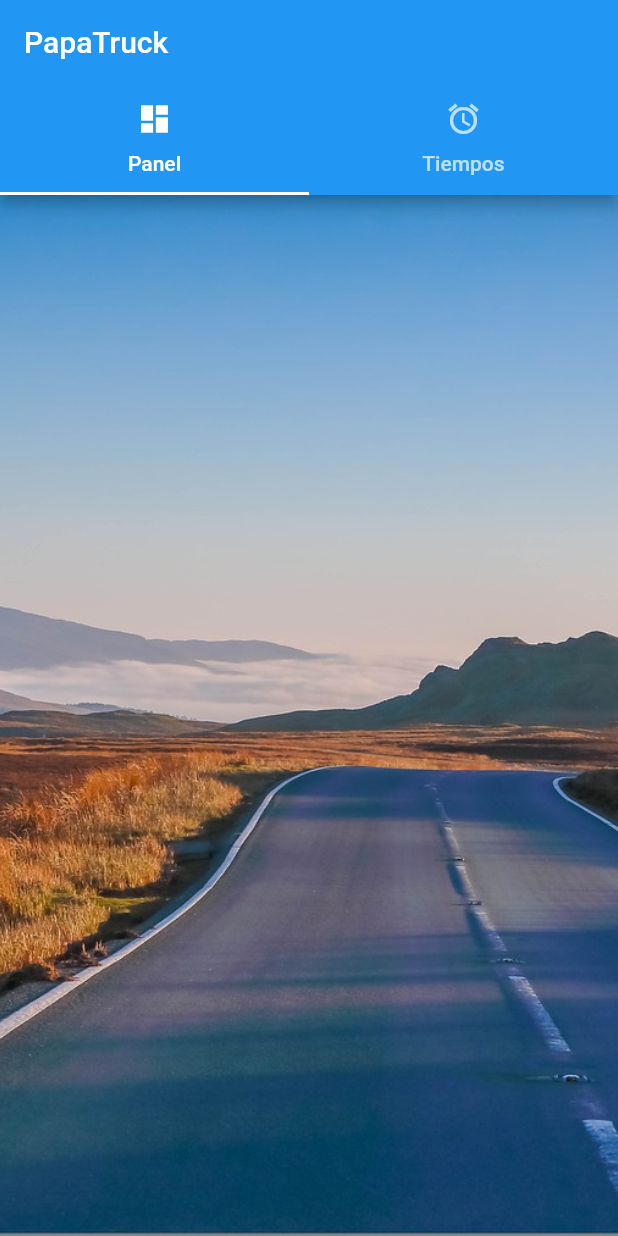
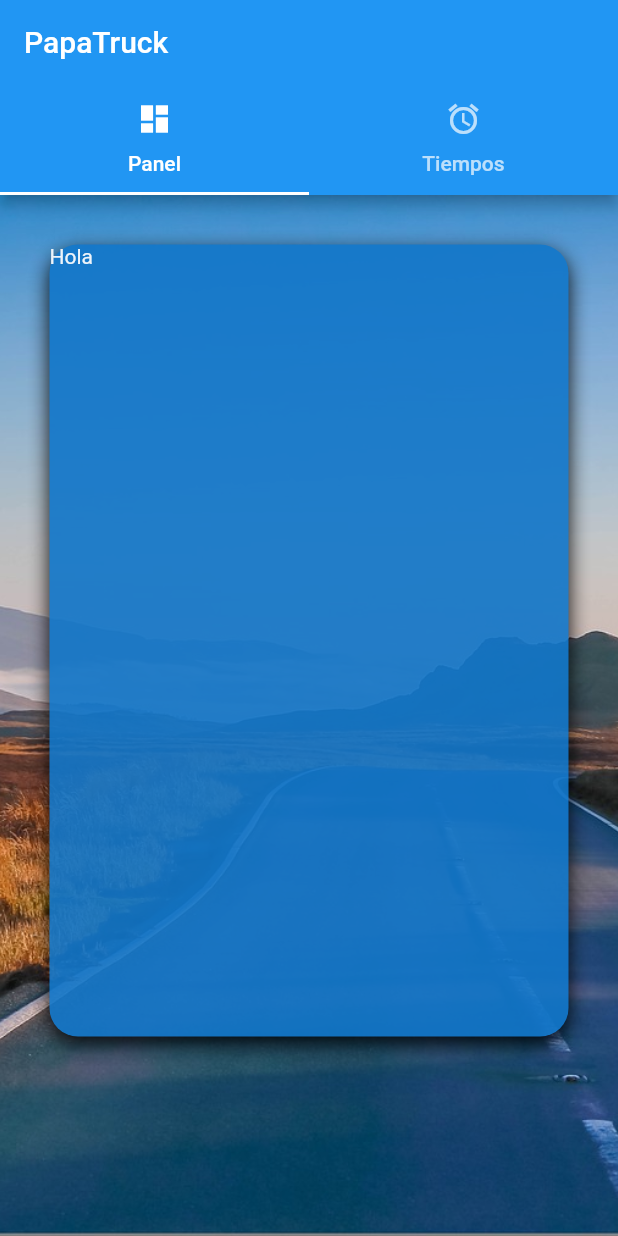
Before and after one commit to alateka/PapaTruck, a Flutter app: the screen it shows after launch, on a phone screen of 412 x 824 dp. Run offline on Flutter 3.47's test engine with Material 2 defaults, Android fonts, the phone set to English and light mode, and no system bars.

Commit message:
Modified dashboard

```diff
--- a/lib/main.dart
+++ b/lib/main.dart
@@ -1,6 +1,7 @@
 import 'package:flutter/material.dart';
 
 import 'views/tabs.dart';
+import 'tools/papa_storage.dart';
 
 
 void main() {
@@ -17,7 +18,7 @@ class PapaTruck extends StatelessWidget {
       theme: ThemeData(
         primarySwatch: Colors.blue
       ),
-      home: const Tabs()
+      home: Tabs(storage: PapaStorage())
     );
   }
 }
--- a/lib/views/tabs.dart
+++ b/lib/views/tabs.dart
@@ -1,4 +1,5 @@
 import 'package:flutter/material.dart';
+import 'package:papatruck/models/time_log.dart';
 import 'package:papatruck/tools/papa_storage.dart';
 
 import 'tabs/dashboard.dart';
@@ -6,13 +7,34 @@ import 'tabs/tachograph.dart';
 
 
 class Tabs extends StatefulWidget {
-  const Tabs({super.key});
+  const Tabs({super.key, required this.storage});
+
+  final PapaStorage storage;
 
   @override
   State<Tabs> createState() => _TabsState();
 }
 
 class _TabsState extends State<Tabs> {
+
+  final List<TimeLog> timeLogs = [];
+
+  @override
+  void initState() {
+    super.initState();
+    widget.storage.readFile().then((dataFile) {
+      if (dataFile.contains("0")) {
+        timeLogs.add(TimeLog("No hay nada", "0"));
+        widget.storage.createPapaFile();
+      } else {
+        for (String timeLog in dataFile.split(';;;')) {
+          timeLogs.add(
+            TimeLog(timeLog.split(';')[0], timeLog.split(';')[1])
+          );
+        }
+      }
+    });
+  }
 
   @override
   Widget build(BuildContext context) {
@@ -35,11 +57,11 @@ class _TabsState extends State<Tabs> {
           )
         ),
         body: TabBarView(
-                children: [
-                  const Dashboard(),
-                  Log(storage: PapaStorage()),
-                ]
-              )
+          children: [
+            const Dashboard(),
+            Tachograph(storage: PapaStorage(), logs: timeLogs),
+          ]
+        )
       )
     );
   }
--- a/lib/views/tabs/dashboard.dart
+++ b/lib/views/tabs/dashboard.dart
@@ -12,6 +12,26 @@ class Dashboard extends StatelessWidget {
          fit: BoxFit.cover
         )
       ),
+      child: Opacity(
+        opacity: 0.9,
+        child: Padding(
+        padding: const EdgeInsets.fromLTRB(33, 33, 33, 133),
+          child: Container(
+            decoration: BoxDecoration(
+            color: const Color.fromARGB(255, 17, 118, 201),
+            borderRadius: BorderRadius.circular(19),
+            boxShadow: const [
+              BoxShadow(
+                color: Colors.black,
+                blurRadius: 11,
+                offset: Offset(0,5)
+                )
+              ]
+            ),
+            child: const Text("Hola", style: TextStyle(color: Colors.white),),
+          ),
+        ),
+      )
     );
   }
 }
```
Also changed, not shown: lib/models/time_log.dart (+3 -13 lines), lib/tools/papa_storage.dart (+12 -10 lines), lib/views/tabs/tachograph.dart (+15 -14 lines).
